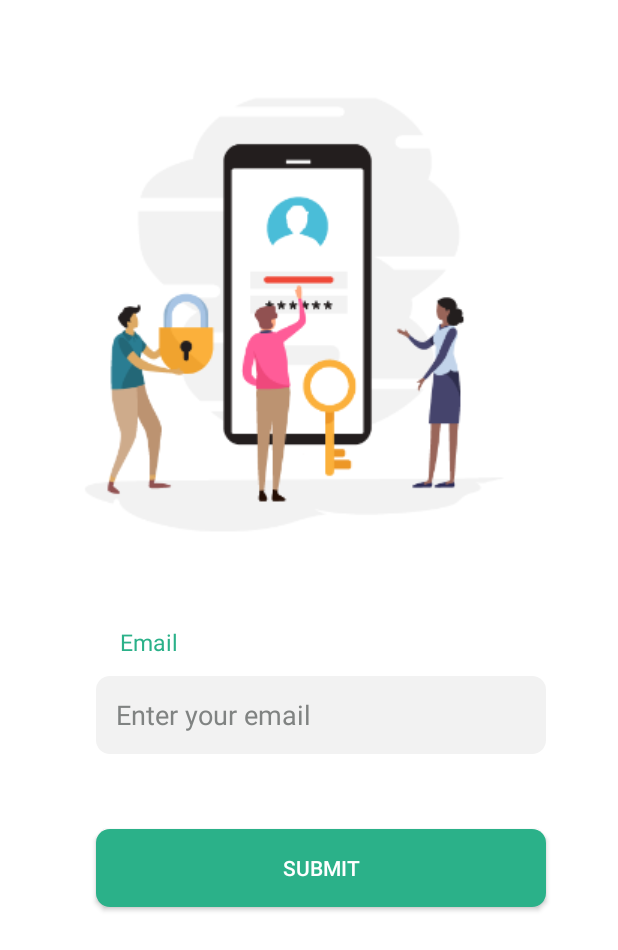
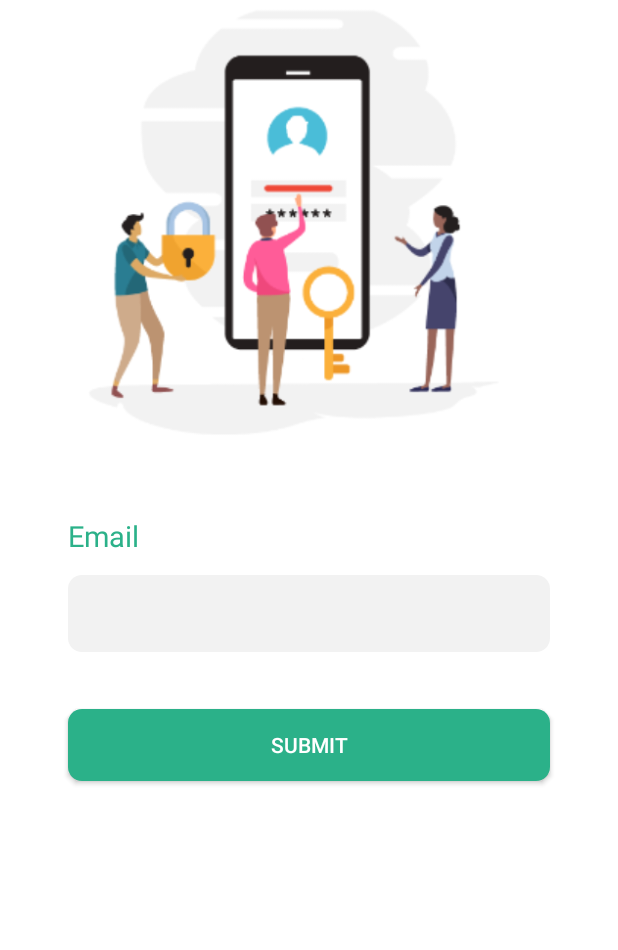
Before and after one commit to AhmedBro/AttendanceAdmin, an Android app: the layout fragment_forget_password.xml on its own in the app's theme, with its tools: preview values and no code run, on a phone screen of 412 x 824 dp. Shown: the top 950 px of the screen. Run offline under Robolectric (Android 15) with nearby library versions, the phone set to English and light mode, and no system bars.

Commit message:
Forget_Password_update

```diff
--- a/app/src/main/java/com/Fcih/attendance_admin/View/Desgin/Fragments/ForgetPasswordFragment.kt
+++ b/app/src/main/java/com/Fcih/attendance_admin/View/Desgin/Fragments/ForgetPasswordFragment.kt
@@ -47,6 +47,8 @@ class ForgetPasswordFragment : Fragment(R.layout.fragment_forget_password) {
                         Toast.makeText(this.context,"email sent successfully ",Toast.LENGTH_LONG).show()
 
                         // Action to Login Fragment
+                        var action=ForgetPasswordFragmentDirections.actionForgetPasswordFragmentToLoginFragment()
+                        mNavController.navigate(action)
 
 //                        var action = ForgetPasswordFragmentDirections.actionForgetPasswordFragmentToLoginFragment2()
 //                        mNavController.navigate(action)
--- a/app/src/main/res/layout/fragment_forget_password.xml
+++ b/app/src/main/res/layout/fragment_forget_password.xml
@@ -9,11 +9,12 @@
 
     <ImageView
         android:id="@+id/mForgetPasswordIV"
-        android:layout_width="wrap_content"
-        android:layout_height="wrap_content"
-        android:layout_marginStart="14dp"
-        android:layout_marginTop="50dp"
-        android:layout_marginEnd="14dp"
+        android:layout_width="0dp"
+        android:layout_height="300dp"
+        android:layout_marginStart="@dimen/_8ssp"
+        android:layout_marginEnd="@dimen/_8ssp"
+
+        android:scaleType="centerCrop"
         android:src="@drawable/background_forget_password"
         app:layout_constraintEnd_toEndOf="parent"
         app:layout_constraintStart_toStartOf="parent"
@@ -23,40 +24,43 @@
         android:id="@+id/mEmailtv"
         android:layout_width="wrap_content"
         android:layout_height="wrap_content"
-        android:layout_marginStart="80dp"
         android:layout_marginTop="44dp"
         android:text="@string/email"
         android:textAllCaps="false"
         android:textColor="@color/primary"
-        android:textSize="@dimen/_12ssp"
+        android:textSize="@dimen/_15ssp"
         android:textStyle="normal"
-        app:layout_constraintStart_toStartOf="parent"
+        app:layout_constraintStart_toStartOf="@+id/mEnterEmailEt"
         app:layout_constraintTop_toBottomOf="@+id/mForgetPasswordIV" />
 
     <EditText
         android:id="@+id/mEnterEmailEt"
-        android:layout_width="300dp"
-        android:layout_height="@dimen/_40ssp"
-        android:layout_marginStart="64dp"
-        android:layout_marginTop="12dp"
-        android:padding="@dimen/_10ssp"
+        android:layout_width="0dp"
+        android:layout_height="wrap_content"
+        android:layout_marginStart="@dimen/_35ssp"
+        android:layout_marginEnd="@dimen/_35ssp"
+        android:layout_marginTop="@dimen/_10ssp"
         android:background="@drawable/edit_text_forget_password"
         android:inputType="textEmailAddress"
-        android:hint="@string/enter_your_email"
+        android:padding="@dimen/_10ssp"
+        android:textColor="@color/black"
         android:textColorHint="#808382"
-        android:textColor="@color/black"
+        app:layout_constraintEnd_toEndOf="parent"
         app:layout_constraintStart_toStartOf="parent"
         app:layout_constraintTop_toBottomOf="@+id/mEmailtv" />
 
     <Button
         android:id="@+id/mSubmitForgetPasswordBtn"
-        android:layout_width="300dp"
-        android:layout_height="@dimen/_40ssp"
-        android:layout_marginTop="32dp"
+        android:layout_width="0dp"
+        android:layout_height="wrap_content"
+        android:layout_marginStart="@dimen/_35ssp"
+        android:layout_marginEnd="@dimen/_35ssp"
+        android:layout_marginTop="@dimen/_10ssp"
+        android:background="@drawable/button_forget_password"
         android:text="@string/submit"
-        android:background="@drawable/button_forget_password"
         app:layout_constraintBottom_toBottomOf="parent"
-        app:layout_constraintStart_toStartOf="@+id/mEnterEmailEt"
+        app:layout_constraintEnd_toEndOf="parent"
+        app:layout_constraintStart_toStartOf="parent"
         app:layout_constraintTop_toBottomOf="@+id/mEnterEmailEt"
         app:layout_constraintVertical_bias="0.075" />
 </androidx.constraintlayout.widget.ConstraintLayout>
```
Also changed, not shown: app/src/main/res/navigation/main.xml (+18 -0 lines).
